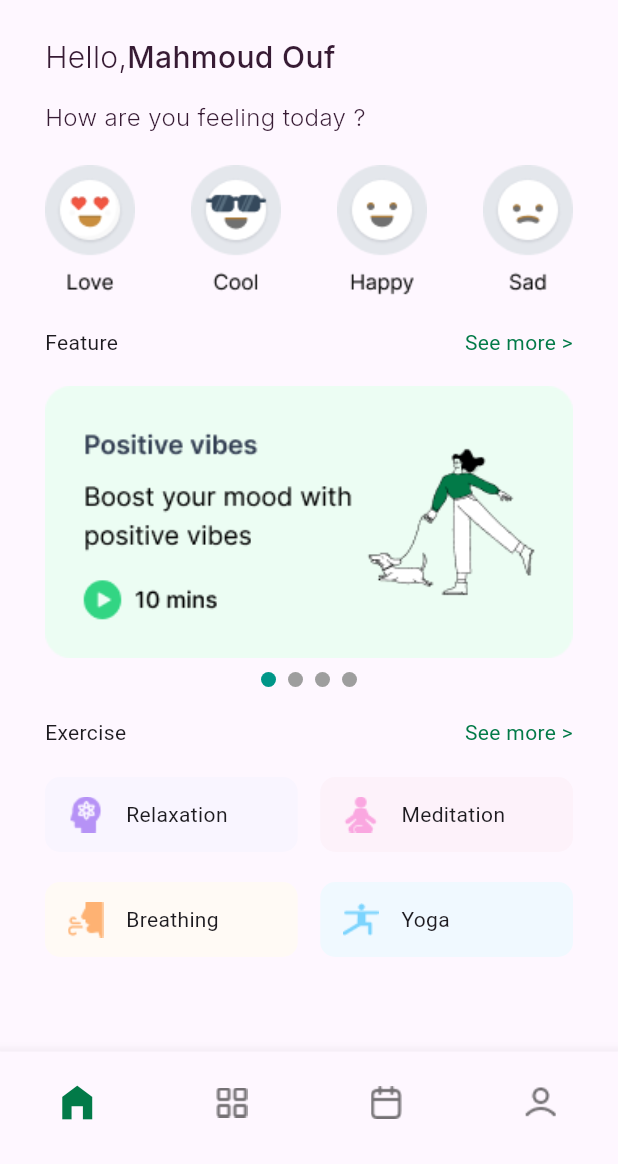
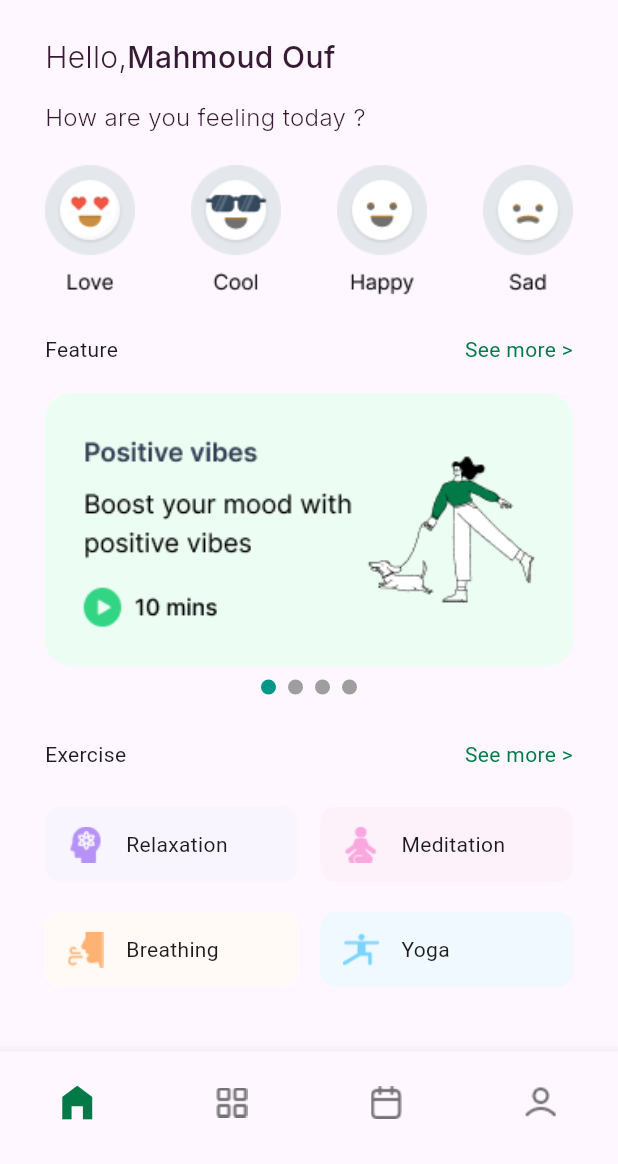
Before and after one commit to MahmouudMohamed/exam_c11_star, a Flutter app: the MoodyHealth screen opened by its route, on a phone screen of 412 x 824 dp, the part 72-1236 px from its top. Run offline on Flutter 3.47's test engine with Material 3 defaults, Android fonts, the phone set to English and light mode, and no system bars; drawn by our look-alikes of smooth_page_indicator; our stand-ins replace google_fonts.

Commit message:
edit buttons

```diff
--- a/lib/health/pages/home/exercies_row.dart
+++ b/lib/health/pages/home/exercies_row.dart
@@ -10,6 +10,9 @@ int colorLogo;
   @override
   Widget build(BuildContext context) {
     return Expanded(
+      child: InkWell(
+        overlayColor: WidgetStateColor.transparent,
+        onTap: () {},
         child: Container(
             height: 50,
             decoration: BoxDecoration(
@@ -30,6 +33,7 @@ int colorLogo;
                 Text(name),
               ],
             )),
+      ),
     );
   }
 }
--- a/lib/health/pages/home/home.dart
+++ b/lib/health/pages/home/home.dart
@@ -54,14 +54,29 @@ class HomeScreen extends StatelessWidget {
           Row(
             mainAxisAlignment: MainAxisAlignment.spaceBetween,
             children: [
-              Image.asset("assets/images/love.png",),
-              Image.asset("assets/images/cool.png"),
-              Image.asset("assets/images/happy.png"),
-              Image.asset("assets/images/sad.png"),
+              InkWell(
+                overlayColor: WidgetStateColor.transparent,
+                onTap: () {},
+                child: Image.asset(
+                  "assets/images/love.png",
+                ),
+              ),
+              InkWell(
+                  overlayColor: WidgetStateColor.transparent,
+                  onTap: () {},
+                  child: Image.asset("assets/images/cool.png")),
+              InkWell(
+                  overlayColor: WidgetStateColor.transparent,
+                  onTap: () {},
+                  child: Image.asset("assets/images/happy.png")),
+              InkWell(
+                  overlayColor: WidgetStateColor.transparent,
+                  onTap: () {},
+                  child: Image.asset("assets/images/sad.png")),
             ],
           ),
           SizedBox(
-            height: 20,
+            height: 25,
           ),
           RowsTitle(title: "Feature"),
           SizedBox(
@@ -69,11 +84,11 @@ class HomeScreen extends StatelessWidget {
           ),
           IndicatorPageview(),
           SizedBox(
-            height: 20,
+            height: 30,
           ),
           RowsTitle(title: "Exercise"),
           SizedBox(
-            height: 20,
+            height: 25,
           ),
           Row(
             mainAxisAlignment: MainAxisAlignment.spaceBetween,
--- a/lib/main.dart
+++ b/lib/main.dart
@@ -15,7 +15,7 @@ class MyApp extends StatelessWidget {
   Widget build(BuildContext context) {
     return MaterialApp(
       debugShowCheckedModeBanner: false,
-      initialRoute:  AudiBook.routeName,
+      initialRoute:  MoodyHealth.routeName,
       routes: {
         AudiBook.routeName:(context)=>AudiBook(),
         MoodyHealth.routeName:(context)=>MoodyHealth(),
```
Lines whose indentation alone changed are shown as unchanged.
